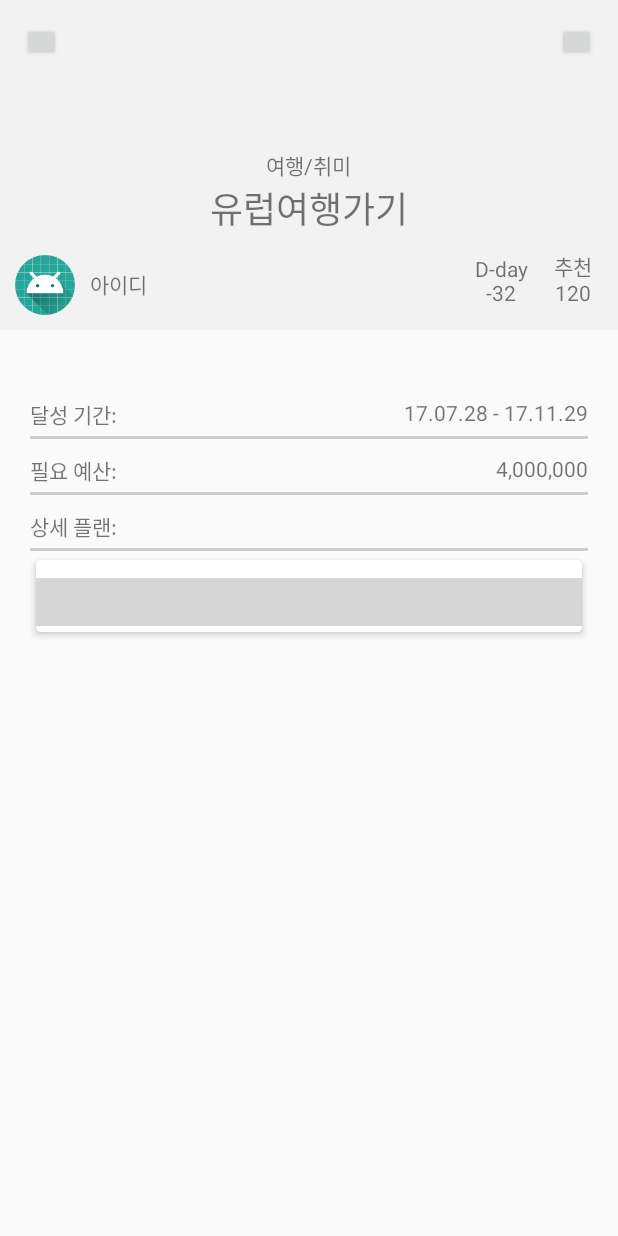
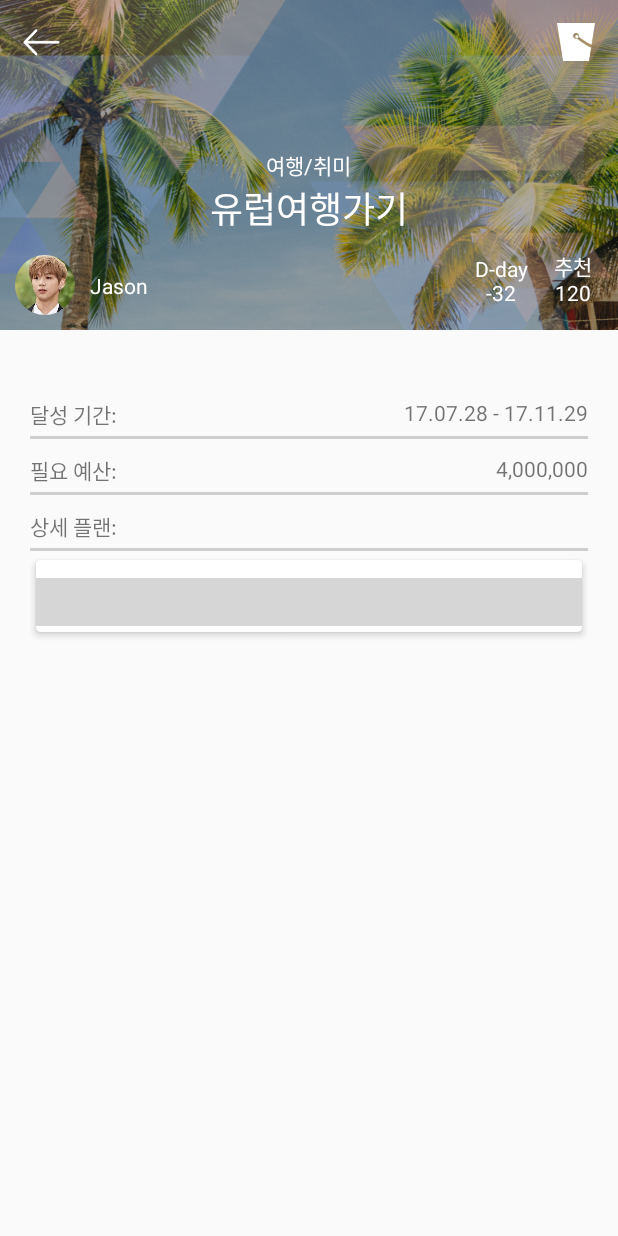
Before and after one commit to kuk941025/Unithon-Bucket101, an Android app: the BucketDetailActivity screen opened directly, with no data from a screen before it, on a phone screen of 412 x 824 dp. Run offline under Robolectric (Android 15) with nearby library versions, the phone set to English and light mode, and no system bars; our stand-ins replace CircleImageView; libraries missing offline, so code that uses them is left out: com.github.irshulx, com.github.irshulx.models; plain views replace Editor; 10 statements that could not run were skipped; grey boxes are pictures that could not be loaded.

Commit message:
detail image added

```diff
--- a/app/src/main/java/com/example/jkpark/bucketlist_unit/activity/BucketDetailActivity.java
+++ b/app/src/main/java/com/example/jkpark/bucketlist_unit/activity/BucketDetailActivity.java
@@ -57,7 +57,7 @@ public class BucketDetailActivity extends AppCompatActivity {
         renderer.setListItemLayout(R.layout.tmpl_list_item);
         String content = serialized;
         EditorContent Deserialized = renderer.getContentDeserialized(content);
-        renderer.render(Deserialized);
+        if (Deserialized != null) renderer.render(Deserialized);
 
     }
 
--- a/app/src/main/res/layout/activity_bucket_detail.xml
+++ b/app/src/main/res/layout/activity_bucket_detail.xml
@@ -7,24 +7,29 @@
     android:orientation="vertical"
     tools:context=".activity.BucketDetailActivity">
 
+
     <RelativeLayout
+        android:id="@+id/detail_top_layout"
         android:layout_width="match_parent"
         android:layout_height="220dp"
-        android:background="#f2f2f2">
-        <Button
+        android:background="@drawable/detail_yaja"
+        >
+        <ImageView
             android:id="@+id/detail_btn_go_back"
             android:layout_width="25dp"
             android:layout_height="25dp"
             android:layout_alignParentLeft="true"
             android:layout_alignParentTop="true"
+            android:src="@drawable/btn_goback"
             android:layout_margin="15dp"
             />
-        <Button
+        <ImageView
             android:id="@+id/detail_btn_like"
             android:layout_width="25dp"
             android:layout_height="25dp"
             android:layout_alignParentTop="true"
             android:layout_alignParentRight="true"
+            android:src="@drawable/bucketicon"
             android:layout_margin="15dp"/>
         <TextView
             android:id="@+id/detail_txt_category"
@@ -33,6 +38,7 @@
             android:layout_centerVertical="true"
             android:layout_centerHorizontal="true"
             android:textSize="14dp"
+            android:textColor="#ffffff"
             android:text="여행/취미"/>
         <TextView
             android:id="@+id/detail_txt_title"
@@ -40,6 +46,7 @@
             android:layout_height="wrap_content"
             android:layout_below="@+id/detail_txt_category"
             android:text="유럽여행가기"
+            android:textColor="#ffffff"
             android:layout_centerHorizontal="true"
             android:textSize="24dp"
             />
@@ -49,13 +56,14 @@
             android:layout_height="40dp"
             android:layout_alignParentLeft="true"
             android:layout_alignParentBottom="true"
-            android:src="@mipmap/ic_launcher_round"
+            android:src="@drawable/thisiskang"
             android:layout_margin="10dp"/>
         <TextView
             android:id="@+id/detail_txt_id"
             android:layout_width="wrap_content"
             android:layout_height="wrap_content"
-            android:text="아이디"
+            android:text="Jason"
+            android:textColor="#ffffff"
             android:textSize="14dp"
             android:layout_toRightOf="@id/detail_profile_pic"
             android:layout_alignParentBottom="true"
@@ -67,6 +75,7 @@
             android:layout_alignParentRight="true"
             android:layout_alignParentBottom="true"
             android:text="D-day\n-32"
+            android:textColor="#ffffff"
             android:gravity="center"
             android:layout_marginRight="60dp"
             android:layout_marginBottom="15dp"
@@ -81,11 +90,15 @@
             android:gravity="center"
             android:layout_marginRight="10dp"
             android:layout_marginBottom="15dp"
+            android:textColor="#ffffff"
             />
+
 
     </RelativeLayout>
 
-    <include
-        layout="@layout/template_detail" />
+        <include
+
+            layout="@layout/template_detail" />
+
 
 </LinearLayout>
```
Also changed, not shown: app/src/main/res/drawable-mdpi/detail_yaja.png (added).
